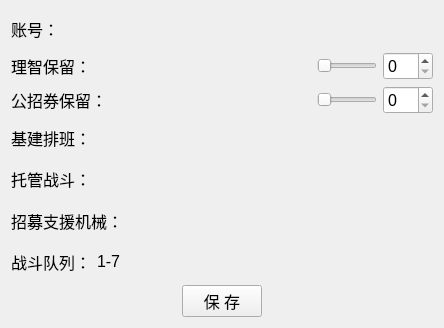
Before: the Qt Designer form resources/ui/UI_SettingChart.ui in Chr0nixz/Closure, drawn with Qt 5.
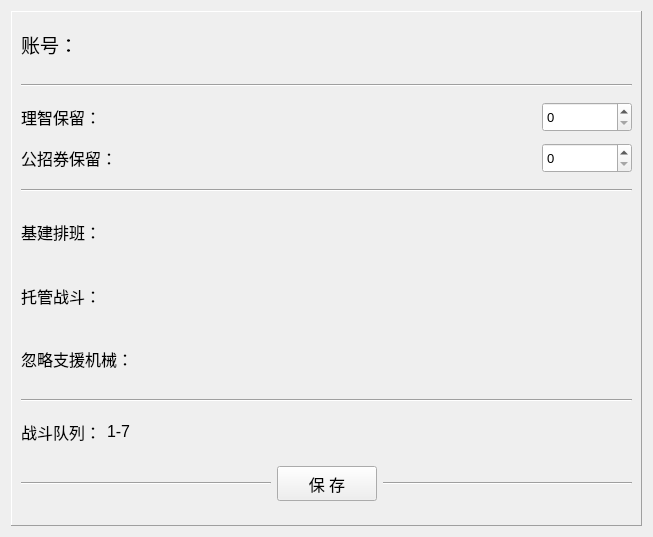
After: the same form once the commit is applied.

What changed in the file:
```diff
--- a/resources/ui/UI_SettingChart.ui
+++ b/resources/ui/UI_SettingChart.ui
@@ -6,13 +6,22 @@
    <rect>
     <x>0</x>
     <y>0</y>
-    <width>444</width>
-    <height>328</height>
+    <width>653</width>
+    <height>537</height>
    </rect>
   </property>
   <property name="windowTitle">
    <string>Form</string>
   </property>
+  <layout class="QVBoxLayout" name="verticalLayout_2">
+   <item>
+    <widget class="QFrame" name="frame">
+     <property name="frameShape">
+      <enum>QFrame::Panel</enum>
+     </property>
+     <property name="frameShadow">
+      <enum>QFrame::Raised</enum>
+     </property>
   <layout class="QGridLayout" name="gridLayout">
    <item row="0" column="0">
     <layout class="QVBoxLayout" name="verticalLayout">
@@ -22,7 +31,7 @@
         <widget class="QLabel" name="Account">
          <property name="font">
           <font>
-           <pointsize>12</pointsize>
+              <pointsize>14</pointsize>
           </font>
          </property>
          <property name="text">
@@ -32,6 +41,45 @@
        </item>
       </layout>
      </item>
+        <item>
+         <spacer name="verticalSpacer_3">
+          <property name="orientation">
+           <enum>Qt::Vertical</enum>
+          </property>
+          <property name="sizeType">
+           <enum>QSizePolicy::Maximum</enum>
+          </property>
+          <property name="sizeHint" stdset="0">
+           <size>
+            <width>20</width>
+            <height>10</height>
+           </size>
+          </property>
+         </spacer>
+        </item>
+        <item>
+         <widget class="Line" name="line_2">
+          <property name="orientation">
+           <enum>Qt::Horizontal</enum>
+          </property>
+         </widget>
+        </item>
+        <item>
+         <spacer name="verticalSpacer_8">
+          <property name="orientation">
+           <enum>Qt::Vertical</enum>
+          </property>
+          <property name="sizeType">
+           <enum>QSizePolicy::Fixed</enum>
+          </property>
+          <property name="sizeHint" stdset="0">
+           <size>
+            <width>20</width>
+            <height>9</height>
+           </size>
+          </property>
+         </spacer>
+        </item>
      <item>
       <layout class="QHBoxLayout" name="horizontalLayout_3">
        <item>
@@ -46,25 +94,6 @@
          </property>
         </widget>
        </item>
-       <item>
-        <widget class="QSlider" name="APSlider">
-         <property name="sizePolicy">
-          <sizepolicy hsizetype="Expanding" vsizetype="Maximum">
-           <horstretch>0</horstretch>
-           <verstretch>0</verstretch>
-          </sizepolicy>
-         </property>
-         <property name="maximumSize">
-          <size>
-           <width>60</width>
-           <height>16777215</height>
-          </size>
-         </property>
-         <property name="orientation">
-          <enum>Qt::Horizontal</enum>
-         </property>
-        </widget>
-       </item>
        <item>
         <widget class="QSpinBox" name="APBox">
          <property name="sizePolicy">
@@ -73,15 +102,21 @@
            <verstretch>0</verstretch>
           </sizepolicy>
          </property>
+            <property name="minimumSize">
+             <size>
+              <width>90</width>
+              <height>0</height>
+             </size>
+            </property>
          <property name="maximumSize">
           <size>
-           <width>50</width>
-           <height>16777215</height>
+              <width>90</width>
+              <height>30</height>
           </size>
          </property>
          <property name="font">
           <font>
-           <pointsize>12</pointsize>
+              <pointsize>10</pointsize>
           </font>
          </property>
          <property name="maximum">
@@ -91,6 +126,22 @@
        </item>
       </layout>
      </item>
+        <item>
+         <spacer name="verticalSpacer_4">
+          <property name="orientation">
+           <enum>Qt::Vertical</enum>
+          </property>
+          <property name="sizeType">
+           <enum>QSizePolicy::Maximum</enum>
+          </property>
+          <property name="sizeHint" stdset="0">
+           <size>
+            <width>20</width>
+            <height>5</height>
+           </size>
+          </property>
+         </spacer>
+        </item>
      <item>
       <layout class="QHBoxLayout" name="horizontalLayout_4">
        <item>
@@ -105,25 +156,6 @@
          </property>
         </widget>
        </item>
-       <item>
-        <widget class="QSlider" name="RecruitSlider">
-         <property name="sizePolicy">
-          <sizepolicy hsizetype="Expanding" vsizetype="Maximum">
-           <horstretch>0</horstretch>
-           <verstretch>0</verstretch>
-          </sizepolicy>
-         </property>
-         <property name="maximumSize">
-          <size>
-           <width>60</width>
-           <height>16777215</height>
-          </size>
-         </property>
-         <property name="orientation">
-          <enum>Qt::Horizontal</enum>
-         </property>
-        </widget>
-       </item>
        <item>
         <widget class="QSpinBox" name="RecuritBox">
          <property name="sizePolicy">
@@ -132,21 +164,69 @@
            <verstretch>0</verstretch>
           </sizepolicy>
          </property>
+            <property name="minimumSize">
+             <size>
+              <width>90</width>
+              <height>0</height>
+             </size>
+            </property>
          <property name="maximumSize">
           <size>
-           <width>50</width>
-           <height>16777215</height>
+              <width>90</width>
+              <height>30</height>
           </size>
          </property>
          <property name="font">
           <font>
-           <pointsize>12</pointsize>
-          </font>
-         </property>
+              <pointsize>10</pointsize>
+             </font>
+            </property>
+            <property name="maximum">
+             <number>9999</number>
+            </property>
         </widget>
        </item>
       </layout>
      </item>
+        <item>
+         <spacer name="verticalSpacer_6">
+          <property name="orientation">
+           <enum>Qt::Vertical</enum>
+          </property>
+          <property name="sizeType">
+           <enum>QSizePolicy::Fixed</enum>
+          </property>
+          <property name="sizeHint" stdset="0">
+           <size>
+            <width>20</width>
+            <height>10</height>
+           </size>
+          </property>
+         </spacer>
+        </item>
+        <item>
+         <widget class="Line" name="line">
+          <property name="orientation">
+           <enum>Qt::Horizontal</enum>
+          </property>
+         </widget>
+        </item>
+        <item>
+         <spacer name="verticalSpacer_7">
+          <property name="orientation">
+           <enum>Qt::Vertical</enum>
+          </property>
+          <property name="sizeType">
+           <enum>QSizePolicy::Fixed</enum>
+          </property>
+          <property name="sizeHint" stdset="0">
+           <size>
+            <width>20</width>
+            <height>10</height>
+           </size>
+          </property>
+         </spacer>
+        </item>
      <item>
       <layout class="QHBoxLayout" name="horizontalLayout_5">
        <item>
@@ -163,6 +243,22 @@
        </item>
       </layout>
      </item>
+        <item>
+         <spacer name="verticalSpacer">
+          <property name="orientation">
+           <enum>Qt::Vertical</enum>
+          </property>
+          <property name="sizeType">
+           <enum>QSizePolicy::Maximum</enum>
+          </property>
+          <property name="sizeHint" stdset="0">
+           <size>
+            <width>20</width>
+            <height>10</height>
+           </size>
+          </property>
+         </spacer>
+        </item>
      <item>
       <layout class="QHBoxLayout" name="horizontalLayout_6">
        <item>
@@ -179,6 +275,22 @@
        </item>
       </layout>
      </item>
+        <item>
+         <spacer name="verticalSpacer_2">
+          <property name="orientation">
+           <enum>Qt::Vertical</enum>
+          </property>
+          <property name="sizeType">
+           <enum>QSizePolicy::Maximum</enum>
+          </property>
+          <property name="sizeHint" stdset="0">
+           <size>
+            <width>20</width>
+            <height>10</height>
+           </size>
+          </property>
+         </spacer>
+        </item>
      <item>
       <layout class="QHBoxLayout" name="horizontalLayout_7">
        <item>
@@ -189,12 +301,35 @@
           </font>
          </property>
          <property name="text">
-          <string>招募支援机械：</string>
+             <string>忽略支援机械：</string>
          </property>
         </widget>
        </item>
       </layout>
      </item>
+        <item>
+         <spacer name="verticalSpacer_9">
+          <property name="orientation">
+           <enum>Qt::Vertical</enum>
+          </property>
+          <property name="sizeType">
+           <enum>QSizePolicy::Fixed</enum>
+          </property>
+          <property name="sizeHint" stdset="0">
+           <size>
+            <width>20</width>
+            <height>10</height>
+           </size>
+          </property>
+         </spacer>
+        </item>
+        <item>
+         <widget class="Line" name="line_3">
+          <property name="orientation">
+           <enum>Qt::Horizontal</enum>
+          </property>
+         </widget>
+        </item>
      <item>
       <layout class="QHBoxLayout" name="horizontalLayout_8">
        <item>
@@ -229,30 +364,43 @@
        </item>
       </layout>
      </item>
+        <item>
+         <spacer name="verticalSpacer_5">
+          <property name="orientation">
+           <enum>Qt::Vertical</enum>
+          </property>
+          <property name="sizeType">
+           <enum>QSizePolicy::Maximum</enum>
+          </property>
+          <property name="sizeHint" stdset="0">
+           <size>
+            <width>20</width>
+            <height>5</height>
+           </size>
+          </property>
+         </spacer>
+        </item>
      <item>
       <layout class="QHBoxLayout" name="horizontalLayout_9">
        <item>
-        <spacer name="horizontalSpacer">
+           <widget class="Line" name="line_4">
+            <property name="sizePolicy">
+             <sizepolicy hsizetype="Expanding" vsizetype="Fixed">
+              <horstretch>0</horstretch>
+              <verstretch>0</verstretch>
+             </sizepolicy>
+            </property>
          <property name="orientation">
           <enum>Qt::Horizontal</enum>
          </property>
-         <property name="sizeType">
-          <enum>QSizePolicy::Expanding</enum>
-         </property>
-         <property name="sizeHint" stdset="0">
-          <size>
-           <width>60</width>
-           <height>20</height>
-          </size>
-         </property>
-        </spacer>
+           </widget>
        </item>
        <item>
         <widget class="QPushButton" name="pushButton">
          <property name="minimumSize">
           <size>
-           <width>0</width>
-           <height>30</height>
+              <width>100</width>
+              <height>35</height>
           </size>
          </property>
          <property name="font">
@@ -266,24 +414,40 @@
         </widget>
        </item>
        <item>
-        <spacer name="horizontalSpacer_2">
+           <widget class="Line" name="line_5">
+            <property name="sizePolicy">
+             <sizepolicy hsizetype="Expanding" vsizetype="Fixed">
+              <horstretch>0</horstretch>
+              <verstretch>0</verstretch>
+             </sizepolicy>
+            </property>
          <property name="orientation">
           <enum>Qt::Horizontal</enum>
          </property>
+           </widget>
+          </item>
+         </layout>
+        </item>
+       </layout>
+      </item>
+      <item row="1" column="0">
+       <spacer name="verticalSpacer_10">
+        <property name="orientation">
+         <enum>Qt::Vertical</enum>
+        </property>
          <property name="sizeType">
-          <enum>QSizePolicy::Expanding</enum>
+         <enum>QSizePolicy::Fixed</enum>
          </property>
          <property name="sizeHint" stdset="0">
           <size>
-           <width>60</width>
-           <height>20</height>
+          <width>20</width>
+          <height>15</height>
           </size>
          </property>
         </spacer>
        </item>
       </layout>
-     </item>
-    </layout>
+    </widget>
    </item>
   </layout>
  </widget>
```
Lines whose indentation alone changed are shown as unchanged.
